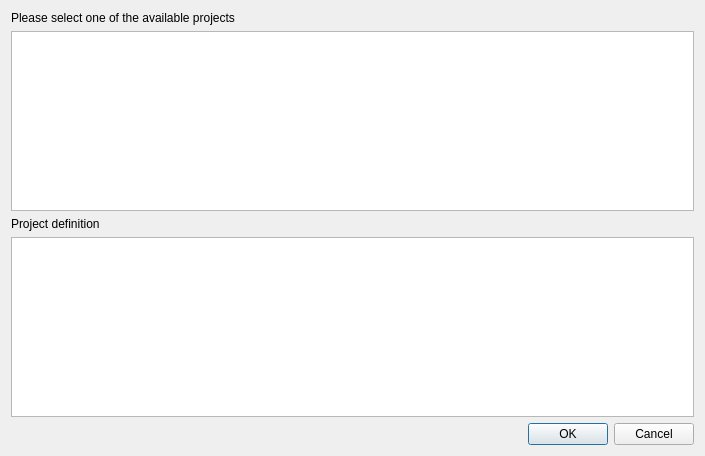
Above: ui/ui_download_layer.ui from gem/oq-irmt-qgis before the change. Below: the same form after it.
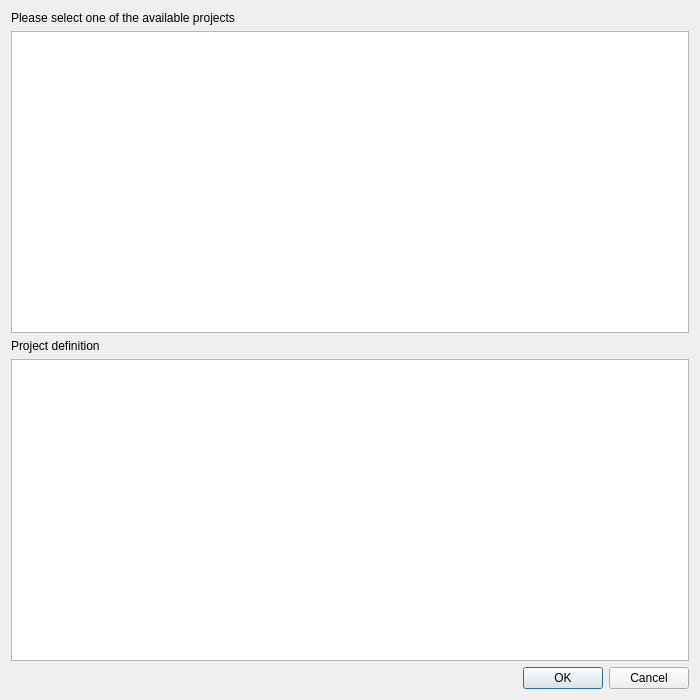
That is the form after the change.

Commit message: On download layer from platform, display project's details in a more readable way

What changed in the file:
```diff
--- a/ui/ui_download_layer.ui
+++ b/ui/ui_download_layer.ui
@@ -6,8 +6,8 @@
    <rect>
     <x>0</x>
     <y>0</y>
-    <width>705</width>
-    <height>456</height>
+    <width>700</width>
+    <height>700</height>
    </rect>
   </property>
   <property name="windowTitle">
```
The commit also changes 2 other files.
